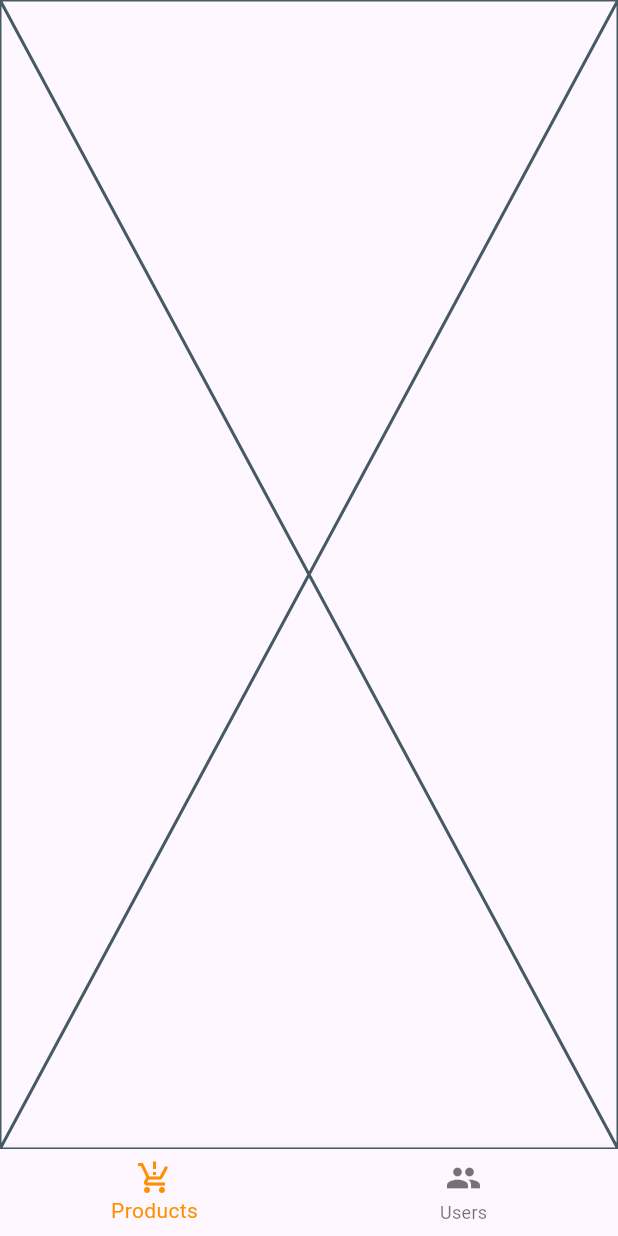
After one commit to ManuelMolina3/Store-Project, a Flutter app: the HomePage screen opened directly, on a phone screen of 412 x 824 dp. The commit adds this screen. Run offline on Flutter 3.47's test engine with Material 3 defaults, Android fonts, the phone set to English and light mode, and no system bars; our stand-ins replace bloc, transparent_image.

Commit message:
homepage creada y distintos cambios

```diff
--- a/flutter_store_project/lib/ui/pages/home_page.dart
+++ b/flutter_store_project/lib/ui/pages/home_page.dart
@@ -1,4 +1,6 @@
 import 'package:flutter/material.dart';
+import 'package:flutter_store_project/ui/pages/product_page.dart';
+import 'package:flutter_store_project/ui/pages/user_page.dart';
 
 class HomePage extends StatefulWidget {
   const HomePage({super.key});
@@ -8,8 +10,36 @@ class HomePage extends StatefulWidget {
 }
 
 class _HomePageState extends State<HomePage> {
+  int _selectedIndex = 0;
+  static const TextStyle optionsStyle =
+      TextStyle(fontSize: 30, fontWeight: FontWeight.bold);
+  static const List<Widget> _widgetOptions = <Widget>[
+    ProductPage(),
+    UserPage()
+  ];
+
+  void _onItemTapped(int index) {
+    setState(() {
+      _selectedIndex = index;
+    });
+  }
+
   @override
   Widget build(BuildContext context) {
-    return const Placeholder();
+    return Scaffold(
+      body: Center(
+        child: _widgetOptions.elementAt(_selectedIndex),
+      ),
+      bottomNavigationBar: BottomNavigationBar(
+        items: const <BottomNavigationBarItem>[
+          BottomNavigationBarItem(
+              icon: Icon(Icons.production_quantity_limits), label: "Products"),
+          BottomNavigationBarItem(icon: Icon(Icons.people), label: "Users"),
+        ],
+        currentIndex: _selectedIndex,
+        selectedItemColor: Colors.amber[800],
+        onTap: _onItemTapped,
+      ),
+    );
   }
 }
--- /dev/null
+++ b/flutter_store_project/lib/ui/pages/product_page.dart
@@ -0,0 +1,15 @@
+import 'package:flutter/material.dart';
+
+class ProductPage extends StatefulWidget {
+  const ProductPage({super.key});
+
+  @override
+  State<ProductPage> createState() => _ProductPageState();
+}
+
+class _ProductPageState extends State<ProductPage> {
+  @override
+  Widget build(BuildContext context) {
+    return const Placeholder();
+  }
+}
--- a/flutter_store_project/pubspec.yaml
+++ b/flutter_store_project/pubspec.yaml
@@ -41,6 +41,7 @@ dependencies:
   provider: ^6.1.1
   get: ^4.6.6
   flutter_bloc: ^8.1.3
+  transparent_image: ^2.0.1
   http: ^1.2.0
 
 dev_dependencies:
```
Also changed, not shown: flutter_store_project/lib/ui/pages/product_detail_page.dart (added, +16 -0 lines), flutter_store_project/lib/ui/pages/user_page.dart (added, +15 -0 lines), flutter_store_project/lib/ui/widgets/product_card.dart (added, +61 -0 lines), flutter_store_project/pubspec.lock.
